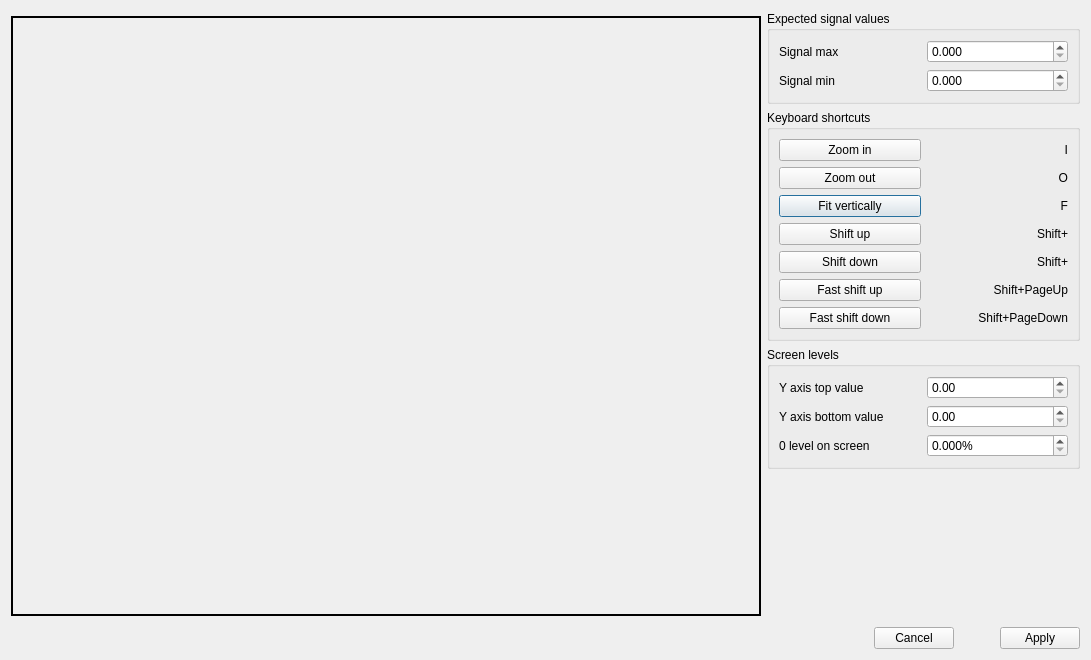
The window that asammdf/gui/ui/signal_scale.ui (danielhrisca/asammdf) describes before a commit, drawn with Qt 5.
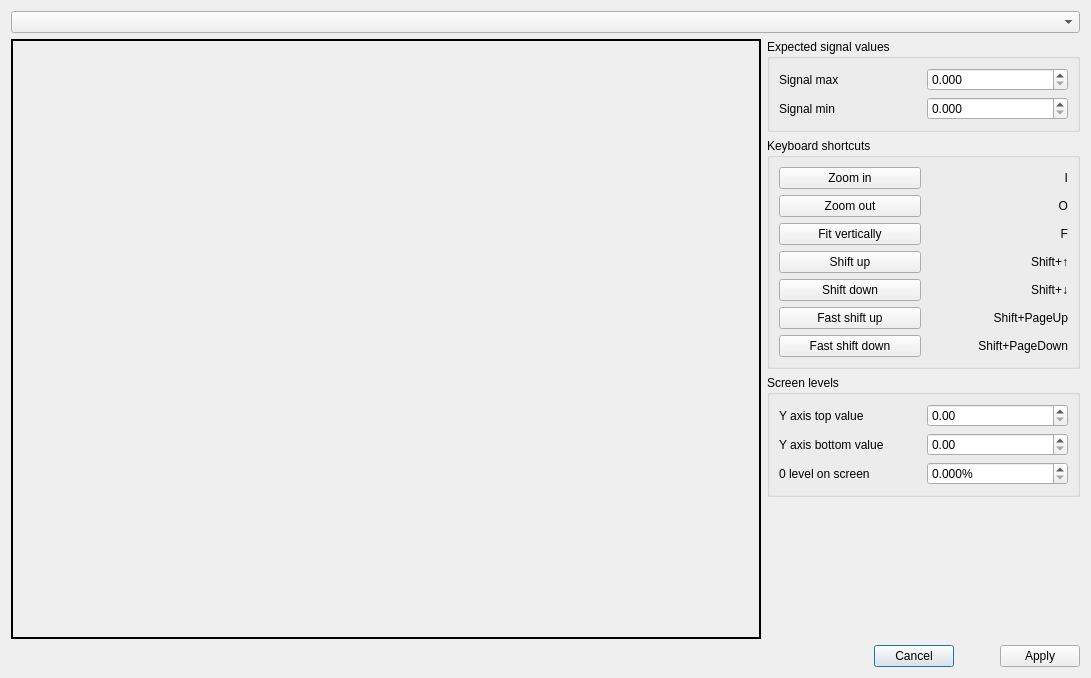
The same window after the commit. Icons and pictures are not drawn.

Commit message: better Y scaling dialog

The edit to the form file:
```diff
--- a/asammdf/gui/ui/signal_scale.ui
+++ b/asammdf/gui/ui/signal_scale.ui
@@ -14,81 +14,72 @@
    <string>Dialog</string>
   </property>
   <layout class="QGridLayout" name="gridLayout_3">
-   <item row="0" column="0" rowspan="4">
-    <widget class="QLabel" name="plot">
-     <property name="minimumSize">
-      <size>
-       <width>750</width>
-       <height>600</height>
-      </size>
+   <item row="5" column="0" colspan="2">
+    <layout class="QHBoxLayout" name="horizontalLayout" stretch="1,0,0,0">
+     <item>
+      <spacer name="horizontalSpacer_6">
+       <property name="orientation">
+        <enum>Qt::Horizontal</enum>
+       </property>
+       <property name="sizeHint" stdset="0">
+        <size>
+         <width>40</width>
+         <height>20</height>
+        </size>
+       </property>
+      </spacer>
+     </item>
+     <item>
+      <widget class="QPushButton" name="cancel_btn">
+       <property name="text">
+        <string>Cancel</string>
+       </property>
+       <property name="icon">
+        <iconset resource="resource.qrc">
+         <normaloff>:/erase.png</normaloff>:/erase.png</iconset>
+       </property>
+      </widget>
+     </item>
+     <item>
+      <spacer name="horizontalSpacer_7">
+       <property name="orientation">
+        <enum>Qt::Horizontal</enum>
+       </property>
+       <property name="sizeHint" stdset="0">
+        <size>
+         <width>40</width>
+         <height>20</height>
+        </size>
+       </property>
+      </spacer>
+     </item>
+     <item>
+      <widget class="QPushButton" name="apply_btn">
+       <property name="text">
+        <string>Apply</string>
+       </property>
+       <property name="icon">
+        <iconset resource="resource.qrc">
+         <normaloff>:/checkmark.png</normaloff>:/checkmark.png</iconset>
+       </property>
+      </widget>
+     </item>
+    </layout>
+   </item>
+   <item row="4" column="1">
+    <spacer name="verticalSpacer">
+     <property name="orientation">
+      <enum>Qt::Vertical</enum>
      </property>
-     <property name="maximumSize">
+     <property name="sizeHint" stdset="0">
       <size>
-       <width>750</width>
-       <height>600</height>
+       <width>20</width>
+       <height>135</height>
       </size>
      </property>
-     <property name="frameShape">
-      <enum>QFrame::Box</enum>
-     </property>
-     <property name="lineWidth">
-      <number>2</number>
-     </property>
-     <property name="text">
-      <string/>
-     </property>
-    </widget>
+    </spacer>
    </item>
-   <item row="0" column="1">
-    <widget class="QGroupBox" name="groupBox_3">
-     <property name="title">
-      <string>Expected signal values</string>
-     </property>
-     <layout class="QGridLayout" name="gridLayout_4">
-      <item row="0" column="0">
-       <widget class="QLabel" name="label_5">
-        <property name="text">
-         <string>Signal max</string>
-        </property>
-       </widget>
-      </item>
-      <item row="0" column="1">
-       <widget class="QDoubleSpinBox" name="target_max">
-        <property name="decimals">
-         <number>3</number>
-        </property>
-        <property name="minimum">
-         <double>0.000000000000000</double>
-        </property>
-        <property name="maximum">
-         <double>1.000000000000000</double>
-        </property>
-       </widget>
-      </item>
-      <item row="1" column="0">
-       <widget class="QLabel" name="label_9">
-        <property name="text">
-         <string>Signal min</string>
-        </property>
-       </widget>
-      </item>
-      <item row="1" column="1">
-       <widget class="QDoubleSpinBox" name="target_min">
-        <property name="decimals">
-         <number>3</number>
-        </property>
-        <property name="minimum">
-         <double>0.000000000000000</double>
-        </property>
-        <property name="maximum">
-         <double>1.000000000000000</double>
-        </property>
-       </widget>
-      </item>
-     </layout>
-    </widget>
-   </item>
-   <item row="1" column="1">
+   <item row="2" column="1">
     <widget class="QGroupBox" name="groupBox_2">
      <property name="title">
       <string>Keyboard shortcuts</string>
@@ -139,7 +130,7 @@
       <item row="4" column="1">
        <widget class="QLabel" name="label_7">
         <property name="text">
-         <string>Shift+</string>
+         <string>Shift+↓</string>
         </property>
         <property name="alignment">
          <set>Qt::AlignRight|Qt::AlignTrailing|Qt::AlignVCenter</set>
@@ -181,7 +172,7 @@
       <item row="3" column="1">
        <widget class="QLabel" name="label_6">
         <property name="text">
-         <string>Shift+</string>
+         <string>Shift+↑</string>
         </property>
         <property name="alignment">
          <set>Qt::AlignRight|Qt::AlignTrailing|Qt::AlignVCenter</set>
@@ -244,7 +235,81 @@
      </layout>
     </widget>
    </item>
-   <item row="2" column="1">
+   <item row="1" column="0" rowspan="4">
+    <widget class="QLabel" name="plot">
+     <property name="minimumSize">
+      <size>
+       <width>750</width>
+       <height>600</height>
+      </size>
+     </property>
+     <property name="maximumSize">
+      <size>
+       <width>750</width>
+       <height>600</height>
+      </size>
+     </property>
+     <property name="frameShape">
+      <enum>QFrame::Box</enum>
+     </property>
+     <property name="lineWidth">
+      <number>2</number>
+     </property>
+     <property name="text">
+      <string/>
+     </property>
+    </widget>
+   </item>
+   <item row="1" column="1">
+    <widget class="QGroupBox" name="groupBox_3">
+     <property name="title">
+      <string>Expected signal values</string>
+     </property>
+     <layout class="QGridLayout" name="gridLayout_4">
+      <item row="0" column="0">
+       <widget class="QLabel" name="label_5">
+        <property name="text">
+         <string>Signal max</string>
+        </property>
+       </widget>
+      </item>
+      <item row="0" column="1">
+       <widget class="QDoubleSpinBox" name="target_max">
+        <property name="decimals">
+         <number>3</number>
+        </property>
+        <property name="minimum">
+         <double>0.000000000000000</double>
+        </property>
+        <property name="maximum">
+         <double>1.000000000000000</double>
+        </property>
+       </widget>
+      </item>
+      <item row="1" column="0">
+       <widget class="QLabel" name="label_9">
+        <property name="text">
+         <string>Signal min</string>
+        </property>
+       </widget>
+      </item>
+      <item row="1" column="1">
+       <widget class="QDoubleSpinBox" name="target_min">
+        <property name="decimals">
+         <number>3</number>
+        </property>
+        <property name="minimum">
+         <double>0.000000000000000</double>
+        </property>
+        <property name="maximum">
+         <double>1.000000000000000</double>
+        </property>
+       </widget>
+      </item>
+     </layout>
+    </widget>
+   </item>
+   <item row="3" column="1">
     <widget class="QGroupBox" name="groupBox_4">
      <property name="title">
       <string>Screen levels</string>
@@ -310,70 +375,8 @@
      </layout>
     </widget>
    </item>
-   <item row="3" column="1">
-    <spacer name="verticalSpacer">
-     <property name="orientation">
-      <enum>Qt::Vertical</enum>
-     </property>
-     <property name="sizeHint" stdset="0">
-      <size>
-       <width>20</width>
-       <height>56</height>
-      </size>
-     </property>
-    </spacer>
-   </item>
-   <item row="4" column="0" colspan="2">
-    <layout class="QHBoxLayout" name="horizontalLayout" stretch="1,0,0,0">
-     <item>
-      <spacer name="horizontalSpacer_6">
-       <property name="orientation">
-        <enum>Qt::Horizontal</enum>
-       </property>
-       <property name="sizeHint" stdset="0">
-        <size>
-         <width>40</width>
-         <height>20</height>
-        </size>
-       </property>
-      </spacer>
-     </item>
-     <item>
-      <widget class="QPushButton" name="cancel_btn">
-       <property name="text">
-        <string>Cancel</string>
-       </property>
-       <property name="icon">
-        <iconset resource="resource.qrc">
-         <normaloff>:/erase.png</normaloff>:/erase.png</iconset>
-       </property>
-      </widget>
-     </item>
-     <item>
-      <spacer name="horizontalSpacer_7">
-       <property name="orientation">
-        <enum>Qt::Horizontal</enum>
-       </property>
-       <property name="sizeHint" stdset="0">
-        <size>
-         <width>40</width>
-         <height>20</height>
-        </size>
-       </property>
-      </spacer>
-     </item>
-     <item>
-      <widget class="QPushButton" name="apply_btn">
-       <property name="text">
-        <string>Apply</string>
-       </property>
-       <property name="icon">
-        <iconset resource="resource.qrc">
-         <normaloff>:/checkmark.png</normaloff>:/checkmark.png</iconset>
-       </property>
-      </widget>
-     </item>
-    </layout>
+   <item row="0" column="0" colspan="2">
+    <widget class="QComboBox" name="signal"/>
    </item>
   </layout>
  </widget>
```
The commit also changes 4 other files.
